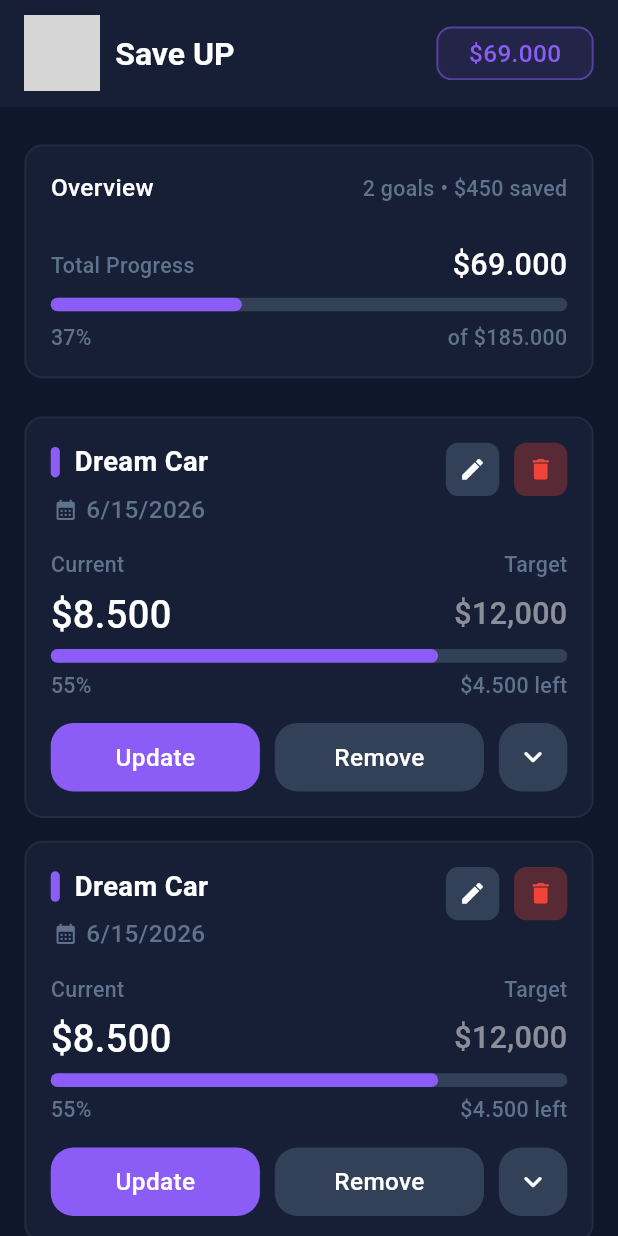
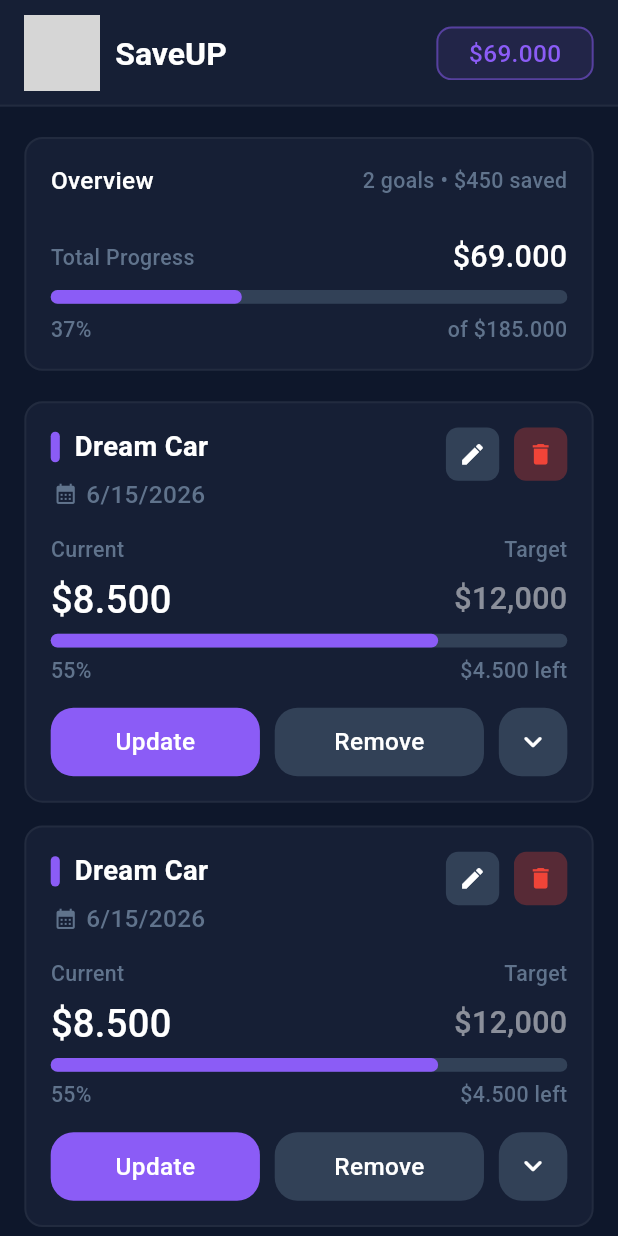
Before and after one commit to Abdusalom0516/SaveUP, a Flutter app: the screen it shows after launch, on a phone screen of 412 x 824 dp. Run offline on Flutter 3.47's test engine with Material 3 defaults, Android fonts, the phone set to English and light mode, and no system bars; our stand-ins replace cached_network_image, dio, easy_localization, flutter_bloc, flutter_hooks, flutter_screenutil and 5 more; grey boxes are pictures that could not be loaded.

Commit message:
BASE: Enhance Design.

```diff
--- a/lib/core/constants/const_texts.dart
+++ b/lib/core/constants/const_texts.dart
@@ -1,5 +1,5 @@
 class ConstTexts {
-  String appName = "Save UP";
+  String appName = "SaveUP";
   String overview = "Overview";
   String totalProgress = "Total Progress";
   String of = "of";
--- a/lib/core/design_system/app_theme.dart
+++ b/lib/core/design_system/app_theme.dart
@@ -44,6 +44,9 @@ class AppTheme {
       centerTitle: true,
       backgroundColor: colors.cardDark,
       foregroundColor: colors.white,
+      surfaceTintColor: Colors.transparent,
+      elevation: 0,
+      scrolledUnderElevation: 0,
     ),
   );
 }
--- a/lib/features/home/presentation/screens/home_screen.dart
+++ b/lib/features/home/presentation/screens/home_screen.dart
@@ -1,4 +1,3 @@
-import 'dart:developer';
 import 'package:boilerplate/core/common/widgets/custom_sliver_height_wd.dart';
 import 'package:boilerplate/core/constants/const_img_paths.dart';
 import 'package:boilerplate/core/constants/const_texts.dart';
@@ -21,10 +20,10 @@ class HomeScreen extends HookWidget {
           slivers: [
             // AppBar Section
             _buildAppBarSection(texts, colorScheme, colors),
-            SliverHeight(height: 25),
+            SliverHeight(height: 20),
             // Overview Section
             _buildOverviewSection(colorScheme, texts, colors),
-            SliverHeight(height: 25),
+            SliverHeight(height: 20),
             // Dreams List Section
             SliverPadding(
               padding: EdgeInsets.symmetric(horizontal: 16.r),
@@ -33,6 +32,7 @@ class HomeScreen extends HookWidget {
                 itemBuilder: (context, index) => const DreamCard(),
               ),
             ),
+            SliverHeight(height: 35),
           ],
         ),
       ),
@@ -145,6 +145,11 @@ class HomeScreen extends HookWidget {
     AppColors colors,
   ) {
     return SliverAppBar(
+      shape: Border(
+        bottom: BorderSide(color: colorScheme.outline, width: 1.3.r),
+      ),
+      floating: true,
+      pinned: true,
       toolbarHeight: 70.h,
       title: Row(
         spacing: 10.r,
```
